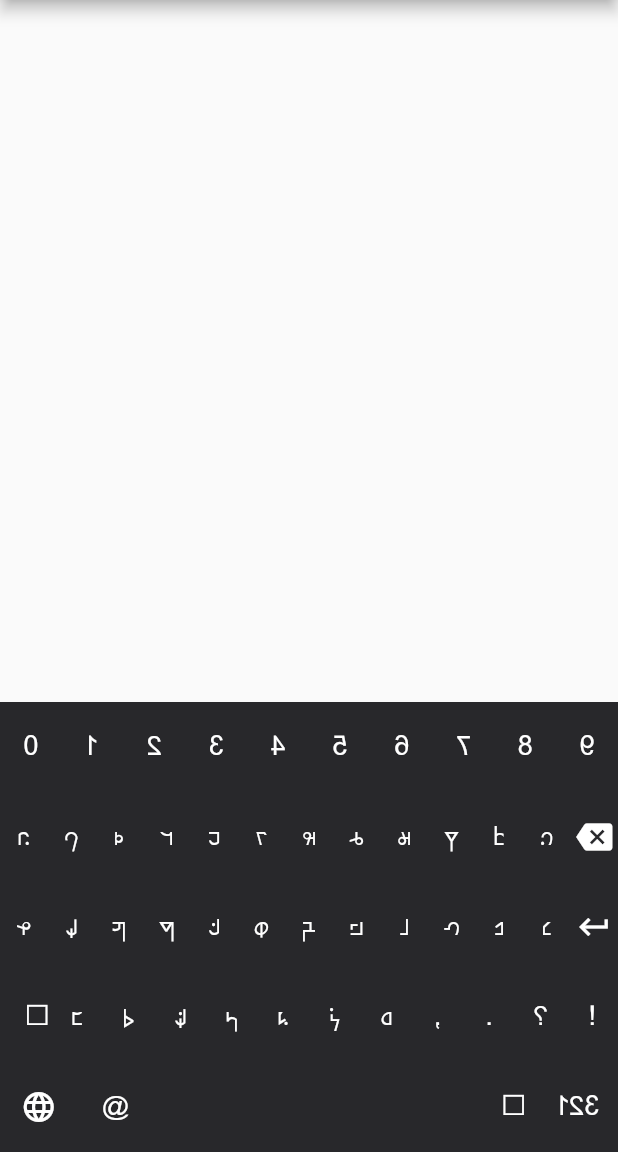
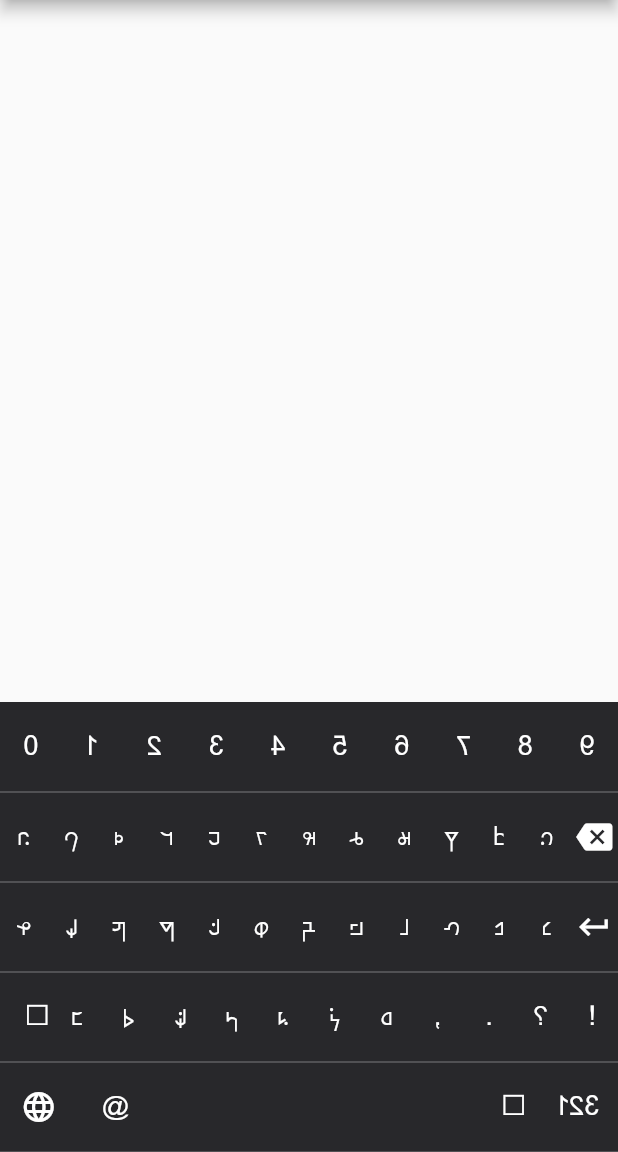
Before and after one commit to al-mohad/fulde-keyboard, a Flutter app: the screen it shows after launch, on a phone screen of 412 x 824 dp, the part 84-1236 px from its top. Run offline on Flutter 3.47's test engine with Material 2 defaults, Android fonts, the phone set to English and light mode, and no system bars.

Commit message:
add lines to rows

```diff
--- a/lib/src/key_action.dart
+++ b/lib/src/key_action.dart
@@ -10,5 +10,7 @@ enum FuldeKeyboardKeyAction {
   space,
   switchAbc,
   switchLanguage,
-  switchNumberPad
+  switchNumberPad,
+  alpha,
+  symbols,
 }
--- a/lib/src/keyboard.dart
+++ b/lib/src/keyboard.dart
@@ -240,11 +240,19 @@ class _FuldeKeyboardState extends State<FuldeKeyboard> {
       if (reverseLayout) items = items.reversed.toList();
       return Material(
         color: Colors.transparent,
-        child: Row(
-          mainAxisAlignment: MainAxisAlignment.spaceAround,
-          crossAxisAlignment: CrossAxisAlignment.center,
-          // Generate keboard keys
-          children: items,
+        child: Column(
+          children: [
+            Row(
+              mainAxisAlignment: MainAxisAlignment.spaceAround,
+              crossAxisAlignment: CrossAxisAlignment.center,
+              // Generate keboard keys
+              children: items,
+            ),
+            const Divider(
+              color: Colors.white38,
+              height: 0,
+            )
+          ],
         ),
       );
     });
@@ -342,7 +350,7 @@ class _FuldeKeyboardState extends State<FuldeKeyboard> {
           width: double.infinity,
           child: Center(
             child: Text(
-              customLayoutKeys.activeIndex == 0 ? '\u0020' : 'SpaceBar',
+              customLayoutKeys.activeIndex == 0 ? '\u0020' : ' ',
               style: textStyle,
             ),
           ),
@@ -366,7 +374,7 @@ class _FuldeKeyboardState extends State<FuldeKeyboard> {
               width: double.infinity,
               child: Center(
                 child: Text(
-                  customLayoutKeys.activeIndex == 0 ? '\u2387' : 'ALT',
+                  customLayoutKeys.activeIndex == 0 ? '\u2387' : 'alt',
                   style: textStyle,
                 ),
               ),
--- a/lib/src/type.dart
+++ b/lib/src/type.dart
@@ -3,4 +3,4 @@ part of fulde_keyboard;
 /// Available Virtual Keyboard Types:
 /// `Numeric` - Numeric only.
 /// `Alphanumeric` - Alphanumeric: letters`[A-Z]` + numbers`[0-9]` + `@` + `.`.
-enum FuldeKeyboardType { numeric, alphanumeric, alt }
+enum FuldeKeyboardType { numeric, alphanumeric, alt, symbols }
```
